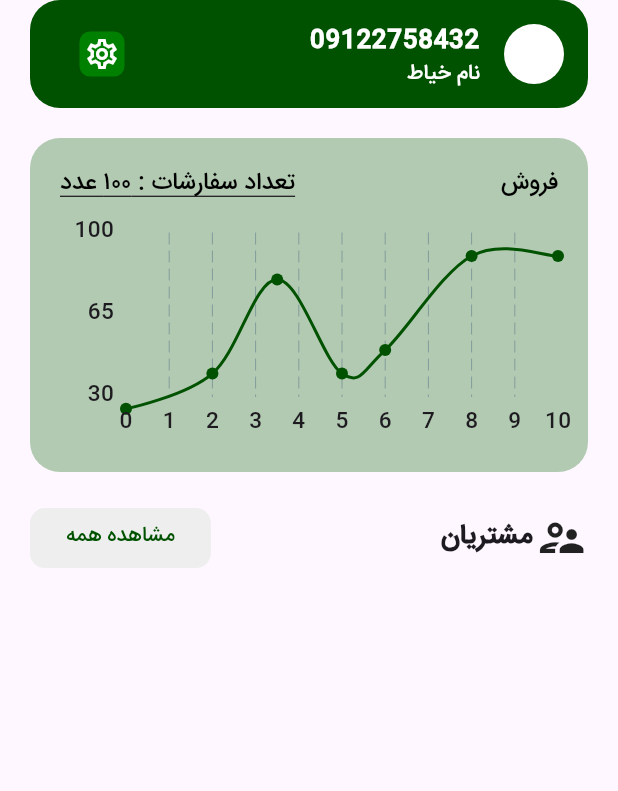
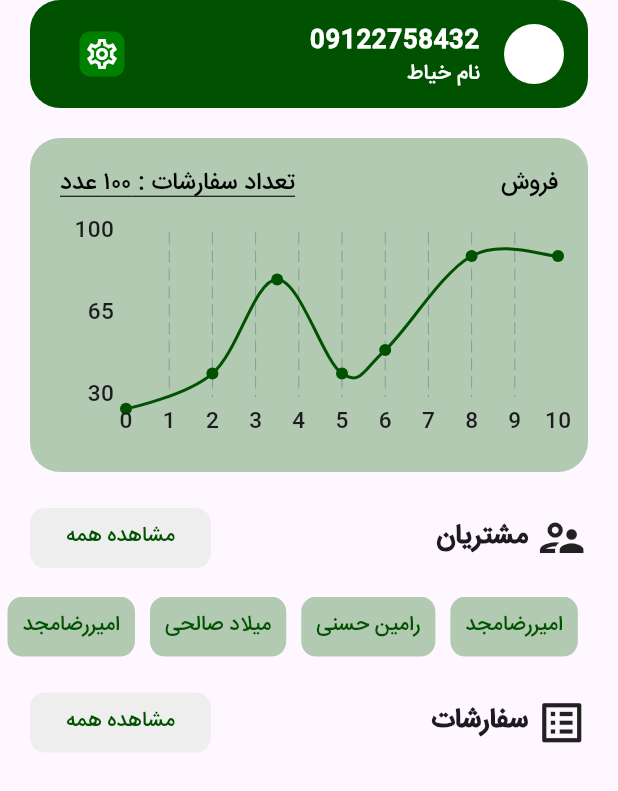
Before and after one commit to AliMotamedi7/shoonz-tailor, a Flutter app: the Home screen opened by its route, on a phone screen of 412 x 824 dp. Shown: the top 791 px of the screen. Run offline on Flutter 3.47's test engine with Material 3 defaults, Android fonts, the phone set to English and light mode, and no system bars; drawn by our look-alikes of fl_chart; our stand-ins replace pinput.

Commit message:
adding customer list name to home page

```diff
--- a/lib/pages/home.dart
+++ b/lib/pages/home.dart
@@ -1,7 +1,10 @@
 import 'dart:io';
 
+import 'package:flutter/cupertino.dart';
 import 'package:flutter/material.dart';
+import 'package:flutter/widgets.dart';
 import 'package:shoonz_tailor/widgets/homeWidgets/customerChart.dart';
+import 'package:shoonz_tailor/widgets/homeWidgets/customer_name_list_item.dart';
 import 'package:shoonz_tailor/widgets/homeWidgets/topProfile.dart';
 
 class Home extends StatefulWidget {
@@ -12,6 +15,18 @@ class Home extends StatefulWidget {
 }
 
 class _HomeState extends State<Home> {
+  List<String> name = [
+    "امیررضامجد",
+    "میلاد صالحی",
+    "رامین حسنی",
+    "امیررضامجد",
+    "میلاد صالحی",
+    "رامین حسنی",
+    "امیررضامجد",
+    "میلاد صالحی",
+    "رامین حسنی",
+  ];
+
   @override
   Widget build(BuildContext context) {
     return Scaffold(
@@ -57,7 +72,7 @@ class _HomeState extends State<Home> {
                             fontSize: 18, fontWeight: FontWeight.bold),
                       ),
                       SizedBox(
-                        width: 2,
+                        width: 5,
                       ),
                       Icon(
                         Icons.supervisor_account_outlined,
@@ -67,7 +82,64 @@ class _HomeState extends State<Home> {
                   ),
                 ],
               ),
-            )
+            ),
+            const SizedBox(
+              height: 15.0,
+            ),
+            Container(
+              height: 40,
+              margin: const EdgeInsets.only(right: 20),
+              child: ListView.builder(
+                scrollDirection: Axis.horizontal,
+                itemCount: name.length,
+                itemBuilder: (context, index) {
+                  return CustomerNameListItem(customerName: name[index]);
+                },
+              ),
+            ),
+            const SizedBox(
+              height: 20,
+            ),
+            Padding(
+              padding: const EdgeInsets.symmetric(horizontal: 20.0),
+              child: Row(
+                mainAxisAlignment: MainAxisAlignment.spaceBetween,
+                children: [
+                  ElevatedButton(
+                      style: ElevatedButton.styleFrom(
+                          elevation: 0,
+                          backgroundColor: Colors.grey[200],
+                          shape: RoundedRectangleBorder(
+                              borderRadius: BorderRadius.circular(10))),
+                      onPressed: () {},
+                      child: const Text(
+                        "مشاهده همه",
+                        textDirection: TextDirection.rtl,
+                        style: TextStyle(
+                          color: Color(0xff005200),
+                        ),
+                      )),
+                  const Row(
+                    children: [
+                      Text(
+                        "سفارشات",
+                        textAlign: TextAlign.end,
+                        textDirection: TextDirection.rtl,
+                        style: TextStyle(
+                            fontSize: 18, fontWeight: FontWeight.bold),
+                      ),
+                      SizedBox(
+                        width: 5,
+                      ),
+                      Icon(
+                        Icons.list_alt,
+                        size: 35,
+                      ),
+                    ],
+                  ),
+                ],
+              ),
+            ),
           ],
         ),
       ),
--- /dev/null
+++ b/lib/widgets/homeWidgets/customer_name_list_item.dart
@@ -0,0 +1,27 @@
+import 'package:flutter/material.dart';
+
+class CustomerNameListItem extends StatelessWidget {
+  const CustomerNameListItem({super.key, required this.customerName});
+
+  final String customerName;
+
+  @override
+  Widget build(BuildContext context) {
+    return Container(
+      margin: const EdgeInsets.symmetric(horizontal: 5),
+      padding: const EdgeInsets.all(10),
+      decoration: BoxDecoration(
+          color: const Color(0xffb2cab2),
+          borderRadius: BorderRadius.circular(10)),
+      child: Text(
+        customerName,
+        textAlign: TextAlign.end,
+        textDirection: TextDirection.rtl,
+        style: const TextStyle(
+          color: Color(0xff005200),
+          fontSize: 14.0,
+        ),
+      ),
+    );
+  }
+}
```
